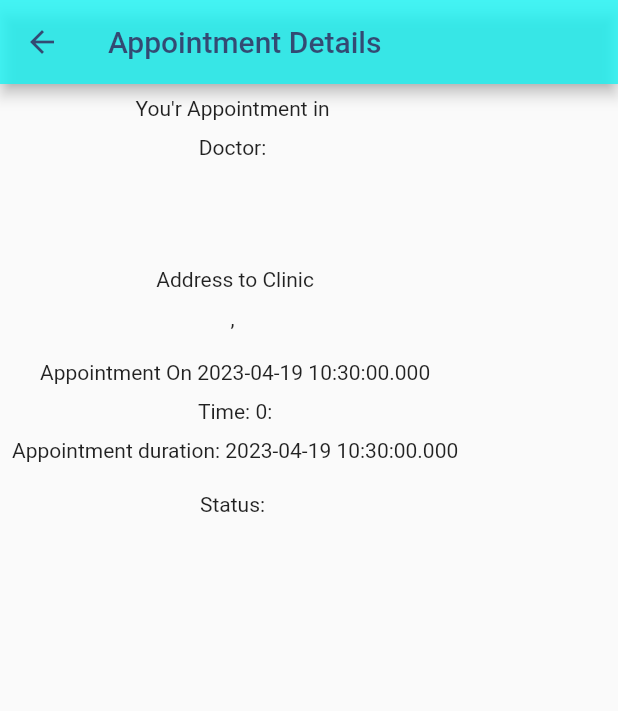
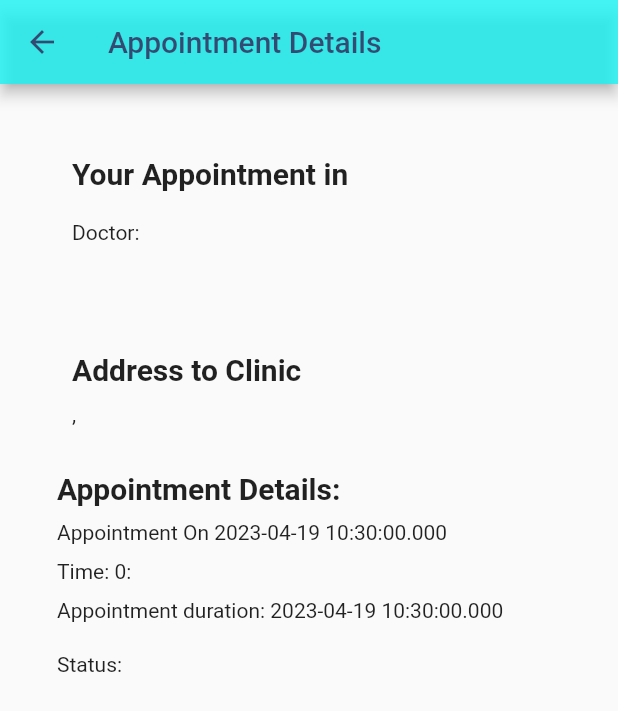
Before and after one commit to Deepakvasan/Digidoc-Final, a Flutter app: the AppointmentPage screen opened directly with empty values, on a phone screen of 412 x 824 dp. Shown: the top 711 px of the screen. Run offline on Flutter 3.47's test engine with Material 2 defaults, Android fonts, the phone set to English and light mode, and no system bars; our stand-ins replace carousel_slider, cloud_firestore, date_field, file_picker, firebase_auth, firebase_core and 8 more; missing offline and left inert: flutter_file_downloader; accounts and stored records are empty.

Commit message:
Design changes

```diff
--- a/lib/screens/appointmentPage.dart
+++ b/lib/screens/appointmentPage.dart
@@ -40,10 +40,22 @@ class _AppointmentPageState extends State<AppointmentPage> {
             var clinicAddressLine1 = details![10];
             var clinicAddressLine2 = details![11];
 
-            return Column(children: [
-              Text("You'r Appointment in $clinicName"),
+            return Container(
+              width: double.infinity,
+              margin: EdgeInsets.all(10.0),
+              child: Column(
+                  mainAxisAlignment: MainAxisAlignment.start,
+                  crossAxisAlignment: CrossAxisAlignment.start,
+                  children: [
+                    Text(
+                      "Your Appointment in $clinicName",
+                      style: TextStyle(
+                        fontSize: 20.0,
+                        fontWeight: FontWeight.bold,
+                      ),
+                    ),
                     SizedBox(
-                height: 10,
+                      height: 20,
                     ),
                     Text("Doctor: $name"),
                     SizedBox(
@@ -57,14 +69,32 @@ class _AppointmentPageState extends State<AppointmentPage> {
                     SizedBox(
                       height: 20,
                     ),
-              Text("Address to Clinic"),
+                    Text(
+                      "Address to Clinic",
+                      style: TextStyle(
+                        fontSize: 20.0,
+                        fontWeight: FontWeight.bold,
+                      ),
+                    ),
                     SizedBox(
                       height: 10,
                     ),
                     Text("$clinicAddressLine1, $clinicAddressLine2"),
-            ]);
+                  ]),
+            );
           } else {
-            return const CircularProgressIndicator();
+            return Row(
+              children: [
+                Text(
+                  "Getting Clinic details",
+                  style: TextStyle(fontSize: 18.0, fontWeight: FontWeight.bold),
+                ),
+                SizedBox(
+                  width: 15.0,
+                ),
+                CircularProgressIndicator(),
+              ],
+            );
           }
         });
   }
@@ -123,10 +153,23 @@ class _AppointmentPageState extends State<AppointmentPage> {
         child: SafeArea(
           child: Padding(
             padding: EdgeInsets.all(8.0),
+            child: Container(
+              margin: EdgeInsets.all(30.0),
               child: Column(
+                crossAxisAlignment: CrossAxisAlignment.start,
                 children: <Widget>[
                   _getDoctorName(appointmentDetails.doctorUid),
                   SizedBox(height: 20),
+                  Text(
+                    "Appointment Details: ",
+                    style: TextStyle(
+                      fontSize: 20.0,
+                      fontWeight: FontWeight.bold,
+                    ),
+                  ),
+                  SizedBox(
+                    height: 10.0,
+                  ),
                   Text("Appointment On ${appointmentDetails.date}"),
                   SizedBox(
                     height: 10,
@@ -137,18 +180,30 @@ class _AppointmentPageState extends State<AppointmentPage> {
                   SizedBox(
                     height: 10,
                   ),
-                Text("Appointment duration: ${appointmentDetails.sessionTime}"),
+                  Text(
+                      "Appointment duration: ${appointmentDetails.sessionTime}"),
                   SizedBox(height: 20),
                   Text("Status: ${appointmentDetails.bookingStatus}"),
                   SizedBox(height: 20),
                   appointmentDetails.bookingStatus == "Booked"
                       ? Column(
                           children: <Widget>[
-                          Text("Share this code on visiting the doctor"),
+                            Text(
+                              "Share this code on visiting the doctor",
+                              style: TextStyle(
+                                fontSize: 20.0,
+                                fontWeight: FontWeight.bold,
+                              ),
+                            ),
                             SizedBox(
                               height: 12,
                             ),
-                          Text("${appointmentDetails.code}"),
+                            Text(
+                              "${appointmentDetails.code}",
+                              style: TextStyle(
+                                fontSize: 24.0,
+                              ),
+                            ),
                             SizedBox(
                               height: 30,
                             ),
@@ -163,6 +218,7 @@ class _AppointmentPageState extends State<AppointmentPage> {
             ),
           ),
         ),
+      ),
     );
   }
 }
--- a/lib/screens/clinicCard.dart
+++ b/lib/screens/clinicCard.dart
@@ -29,7 +29,7 @@ class ClinicCard extends StatelessWidget {
           children: [
             CircleAvatar(
               radius: 24.0,
-              // backgroundImage: AssetImage("assets/Images/hospital.png"),
+              backgroundImage: AssetImage("assets/Images/hospital.png"),
             ),
             Column(
               children: [
--- a/lib/screens/docCard.dart
+++ b/lib/screens/docCard.dart
@@ -31,7 +31,7 @@ class DocCard extends StatelessWidget {
           children: [
             CircleAvatar(
               radius: 24.0,
-              // backgroundImage: AssetImage("assets/Images/man.png"),
+              backgroundImage: AssetImage("assets/Images/man.png"),
             ),
             Column(
               children: [
--- a/lib/screens/doctor_page.dart
+++ b/lib/screens/doctor_page.dart
@@ -247,7 +247,7 @@ class _DoctorPageState extends State<DoctorPage> {
                 appBar: AppBar(
                   actions: [],
                 ),
-                body: CircularProgressIndicator());
+                body: Center(child: CircularProgressIndicator()));
           }
         });
   }
--- a/lib/screens/home_screen.dart
+++ b/lib/screens/home_screen.dart
@@ -4,6 +4,7 @@ import 'package:signup_login/screens/clinic_page_test.dart';
 import 'package:signup_login/screens/doctor_profile.dart';
 import 'package:signup_login/screens/doctor_page.dart';
 import 'package:signup_login/screens/faq_page.dart';
+import 'package:signup_login/screens/login_screen.dart';
 import 'package:signup_login/screens/patient_home.dart';
 import 'package:signup_login/screens/reports.dart';
 import 'package:signup_login/services/auth.dart';
@@ -62,6 +63,8 @@ class _HomeState extends State<Home> {
           TextButton.icon(
               onPressed: () async {
                 await _auth.signOut();
+                Navigator.of(context).pushReplacement(new MaterialPageRoute(
+                    builder: (BuildContext context) => LoginScreen()));
               },
               icon: Icon(
                 Icons.person,
--- a/pubspec.yaml
+++ b/pubspec.yaml
@@ -56,6 +56,7 @@ dependencies:
   firebase_storage: ^11.1.0
   flutter_file_downloader: ^1.1.2
   path_provider: ^2.0.14
+  url_launcher: ^6.1.10
 
 dependency_overrides:
   intl: ^0.18.0
```
Also changed, not shown: lib/screens/appointmentCard.dart (+10 -2 lines), lib/screens/appointments_list.dart (+25 -6 lines), lib/screens/book_appointment.dart (+37 -9 lines), lib/screens/patient_home.dart (+16 -7 lines), lib/screens/reportView.dart (+15 -6 lines), lib/screens/reports.dart (+5 -5 lines), lib/screens/upload_document.dart (+10 -1 lines), pubspec.lock, 5 other files. Lines whose indentation alone changed are shown as unchanged.
